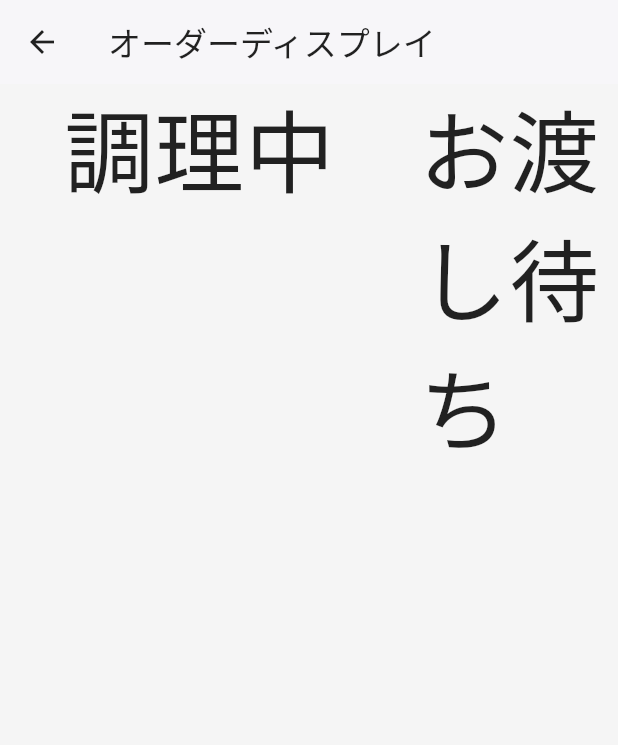
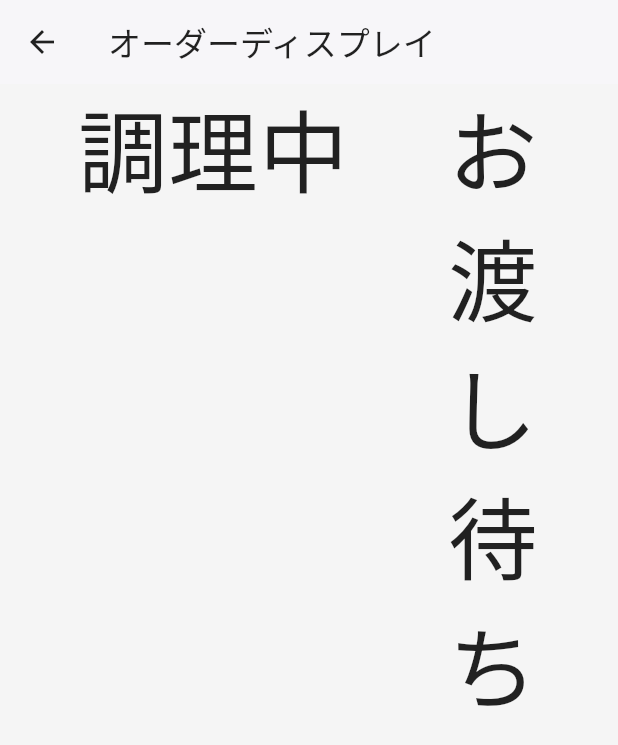
Before and after one commit to ht325ver0/k3register, a Flutter app: the OrderDisplayPage screen opened directly, on a phone screen of 412 x 824 dp. Shown: the top 745 px of the screen. Run offline on Flutter 3.47's test engine with Material 3 defaults, Android fonts, the phone set to English and light mode, and no system bars; our stand-ins replace firebase_core, flutter_dotenv, flutter_riverpod, freezed_annotation, riverpod_annotation, supabase_flutter; accounts and stored records are empty; generated files the repository leaves out were written again.

Commit message:
グリッドのバランス調整

```diff
--- a/lib/component/order_id_grid.dart
+++ b/lib/component/order_id_grid.dart
@@ -8,8 +8,9 @@ class OrderIdGrid extends ConsumerWidget {
   final int column;
   final List<Order> orders; // 注文リストを受け取る
   final Set<int> highlightedIds; // ハイライト対象のIDセット
+  final double aspect;
 
-  const OrderIdGrid({super.key, required this.column, required this.orders, this.highlightedIds = const {}});
+  const OrderIdGrid({super.key, required this.column, required this.orders, this.highlightedIds = const {}, this.aspect = 1});
 
   @override
   Widget build(BuildContext context, WidgetRef ref) {
@@ -19,6 +20,7 @@ class OrderIdGrid extends ConsumerWidget {
           crossAxisCount: column, // 1行に表示する数 (指定されたcolumnを使用)
           crossAxisSpacing: 4.0, // グリッドアイテム間の横スペース
           mainAxisSpacing: 4.0, // グリッドアイテム間の縦スペース
+          childAspectRatio: aspect, // アイテムの縦横比を調整（例：少し縦長に）
           children: orders.map((order) { // ordersリストをマップしてGridTileを生成
             // order.idがnullでないことを確認
             if (order.id == null) return const SizedBox.shrink();
@@ -38,7 +40,7 @@ class OrderIdGrid extends ConsumerWidget {
                 '${order.id}',
                 style: TextStyle(
                   color: isHighlighted ? Colors.black87 : Colors.white, // ハイライト時は黒文字、通常は白文字
-                  fontSize: 95,
+                  fontSize: 120,
                   fontWeight: FontWeight.bold
                 ),
               )
--- a/lib/view/order-display-page.dart
+++ b/lib/view/order-display-page.dart
@@ -84,20 +84,20 @@ class _OrderDisplayPageState extends ConsumerState<OrderDisplayPage> { // Consum
                     // テキストの色を白に変更
                     const Text("調理中", style: TextStyle(fontSize: 60, color: Colors.black87)),
                     // cookingOrdersをOrderIdGridに渡す
-                    OrderIdGrid(column: 5, orders: cookingOrders),
+                    OrderIdGrid(column: 4, orders: cookingOrders),
                   ],
                 ),
               ),
           Spacer(flex: 1),
           // 右側のカラムをExpandedで囲む
           Expanded(
-            flex: 10,
+            flex: 8,
             child: Column( // 右側のカラムの比率を1に設定
               children: [
                 // テキストの色を白に変更
                 const Text("お渡し待ち", style: TextStyle(fontSize: 60, color: Colors.black87)), // ref: を削除
                 // callingOrdersとhighlightedIdsをOrderIdGridに渡す
-                OrderIdGrid(column: 2, orders: callingOrders, highlightedIds: _highlightedIds),
+                OrderIdGrid(column: 1, orders: callingOrders, highlightedIds: _highlightedIds, aspect: 2),
               ],
             ),
           ),
```
